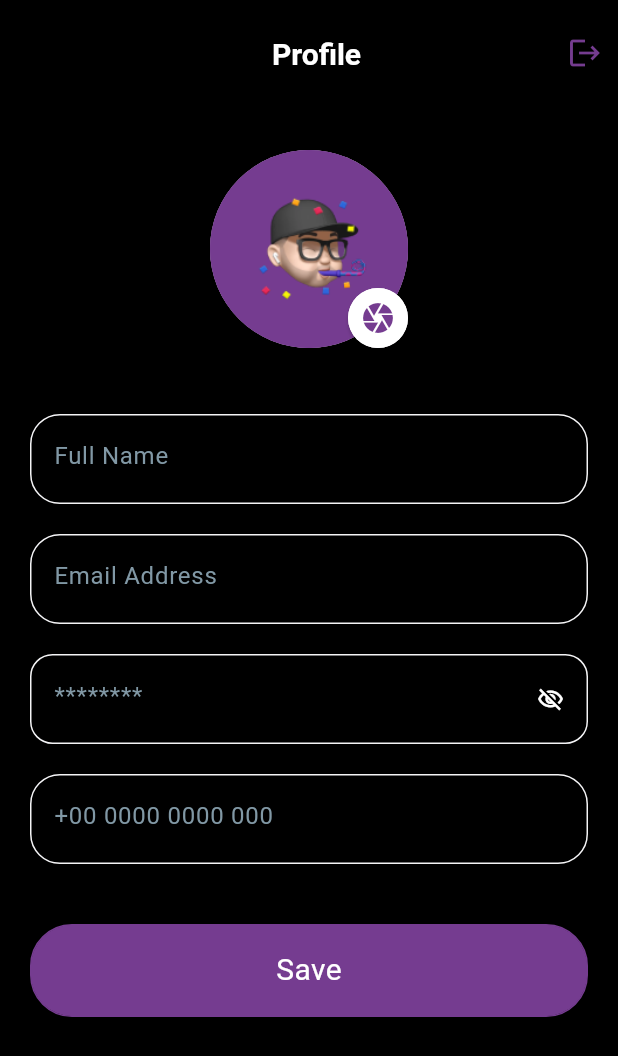
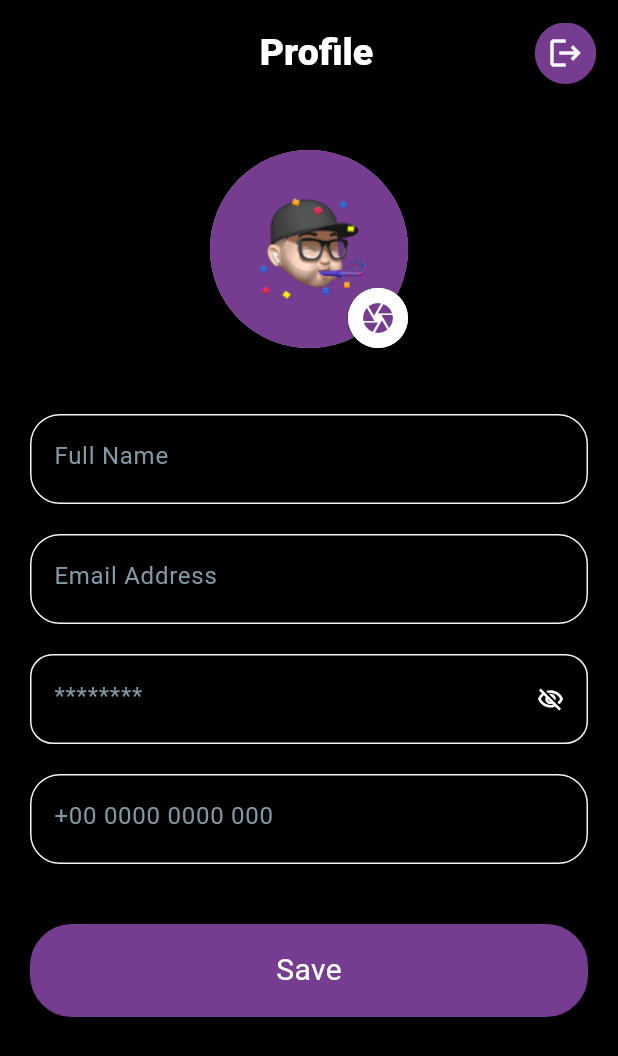
Before and after one commit to usamashoaib786/task_trader, a Flutter app: the Profile screen opened directly, after a tap on "Edit Profile", on a phone screen of 412 x 824 dp. Shown: the top 1056 px of the screen. Run offline on Flutter 3.47's test engine with Material 3 defaults, Android fonts, the phone set to English and light mode, and no system bars; our stand-ins replace cloud_firestore, curved_navigation_bar, firebase_auth, firebase_core, firebase_storage, fluttertoast and 1 more; accounts and stored records are empty.

Commit message:
button change.

```diff
--- a/lib/Services/profile_service.dart
+++ b/lib/Services/profile_service.dart
@@ -1,21 +1,3 @@
-// import 'package:cloud_firestore/cloud_firestore.dart';
-// import 'package:firebase_auth/firebase_auth.dart';
-
-// class ProfileService {
-//   final String uid = FirebaseAuth.instance.currentUser!.uid;
-//   final FirebaseFirestore _firestore = FirebaseFirestore.instance;
-
-//   Future<Map<String, dynamic>?> fetchUserProfile() async {
-//     DocumentSnapshot docSnapshot =
-//         await _firestore.collection("users").doc(uid).get();
-
-//     if (docSnapshot.exists) {
-//       Map<String, dynamic>? profileData = docSnapshot.get("profile");
-//       return profileData;
-//     }
-//     return null;
-//   }
-
 import 'dart:io';
 import 'package:firebase_auth/firebase_auth.dart';
 import 'package:firebase_storage/firebase_storage.dart';
@@ -31,7 +13,6 @@ class ProfileService {
     DocumentSnapshot docSnapshot =
         await _firestore.collection("users").doc(uid).get();
 
-    print("snapsot$docSnapshot");
 
     if (docSnapshot.exists) {
       return docSnapshot.get("profile") as Map<String, dynamic>?;
@@ -56,33 +37,4 @@ class ProfileService {
       return null;
     }
   }
-
-  /// Show toast message
-  void showToast(String message) {
-    print(message); // Replace with a proper Toast in a real app
-  }
 }
-
-// //Shared Preferences
-// Future<void> saveUserSharedProfile({
-//   required String name,
-//   required String email,
-//   required String phoneNumber,
-// }) async {
-//   final prefs = await SharedPreferences.getInstance();
-//   await prefs.setString('name', name);
-//   await prefs.setString('email', email);
-//   await prefs.setString('phoneNumber', phoneNumber);
-// }
-
-// Future<Map<String, String?>> fetchSharedUserProfile() async {
-//   final prefs = await SharedPreferences.getInstance();
-//   final name = prefs.getString('name');
-//   final email = prefs.getString('email');
-//   final phoneNumber = prefs.getString('phoneNumber');
-//   return {
-//     'name': name,
-//     'email': email,
-//     'phoneNumber': phoneNumber,
-//   };
-// }
--- a/lib/Views/add_rule.dart
+++ b/lib/Views/add_rule.dart
@@ -25,10 +25,9 @@ class _AddNewRuleState extends State<AddNewRule> {
     return Scaffold(
       backgroundColor: Colors.black,
       appBar: CustomAppBar(
-        leadingIcon: Images.backIconBlack,
         title: "Create Rule",
-        fontsize: 20,
-        fontWeight: FontWeight.w600,
+        fontsize: 25,
+        fontWeight: FontWeight.w800,
         color: AppTheme.white,
       ),
       body: Padding(
--- a/lib/Views/profile.dart
+++ b/lib/Views/profile.dart
@@ -47,7 +47,6 @@ class _ProfileState extends State<Profile> {
   }
 
   void _fetchProfiles() async {
-    print("feetchiing.....");
     Map<String, dynamic>? userProfile =
         await ProfileService().fetchUserProfile();
 
@@ -56,7 +55,7 @@ class _ProfileState extends State<Profile> {
         fullName.text = userProfile["name"] ?? "";
         phoneNumber.text = userProfile["number"] ?? "";
         emailAddress.text = userProfile["email"] ?? "";
-        _pickedFilePath = userProfile["imageUrl"] ?? null;
+        _pickedFilePath = userProfile["imageUrl"];
       });
     } else {
       if (kDebugMode) {
@@ -77,8 +76,8 @@ class _ProfileState extends State<Profile> {
       backgroundColor: Colors.black,
       appBar: CustomAppBar(
         title: "Profile",
-        fontsize: 20,
-        fontWeight: FontWeight.w600,
+        fontsize: 25,
+        fontWeight: FontWeight.w800,
         color: AppTheme.white,
         actions: [
           GestureDetector(
@@ -99,24 +98,18 @@ class _ProfileState extends State<Profile> {
                 MaterialPageRoute(builder: (context) => Login()),
               );
             },
-            child: Icon(
-              Icons.logout,
-              color: AppTheme.appColor,
+            child: Container(
+              height: 50,
+              width: 50,
+              decoration: BoxDecoration(
+                  color: AppTheme.appColor, shape: BoxShape.circle),
+              child: Center(
+                child: Icon(
+                  Icons.logout,
+                  color: AppTheme.white,
+                ),
+              ),
             ),
-            // child: Row(
-            //   children: [
-            //     Icon(
-            //       _isEditing ? Icons.cancel : Icons.edit,
-            //       color: AppTheme.appColor,
-            //     ),
-            //     SizedBox(width: 5),
-            //     Text(
-            //       _isEditing ? "Cancel" : "Edit Profile",
-            //       style: TextStyle(color: AppTheme.appColor, fontSize: 16),
-            //     ),
-            //     SizedBox(width: 15),
-            //   ],
-            // ),
           ),
           SizedBox(width: 10),
         ],
@@ -269,17 +262,6 @@ class _ProfileState extends State<Profile> {
                       },
               ),
               SizedBox(height: 40),
-              // if (!_isEditing)
-              //   AppButton.appButton(
-              //     "Edit Profile",
-              //     width: ScreenSize(context).width,
-              //     height: 62,
-              //     radius: 28.0,
-              //     fontSize: 20,
-              //     fontWeight: FontWeight.w400,
-              //     onTap: _toggleEdit,
-
-              //   ),
             ],
           ),
         ),
--- a/lib/Views/rules.dart
+++ b/lib/Views/rules.dart
@@ -4,7 +4,7 @@ import 'package:task_trader/Resources/app_text.dart';
 import 'package:task_trader/Resources/app_theme.dart';
 import 'package:task_trader/Resources/utils.dart';
 import 'package:task_trader/Services/rule_service.dart';
-import 'package:task_trader/Views/add_rule.dart';
+import 'package:task_trader/Views/bottom_navigation_bar.dart';
 import 'package:task_trader/Views/home_screen.dart';
 
 class Rules extends StatefulWidget {
@@ -84,6 +84,9 @@ class _RulesState extends State<Rules> {
               ),
               AppButton.appButton(
                 "Add",
+                onTap: () {
+                  pushUntil(context, BottomNavView(index: 0,));
+                },
                 width: 150,
                 height: 50.0,
                 textColor: AppTheme.appColor,
```
Also changed, not shown: lib/Services/auth_service.dart (+0 -33 lines), lib/Views/bottom_navigation_bar.dart (+6 -2 lines).
